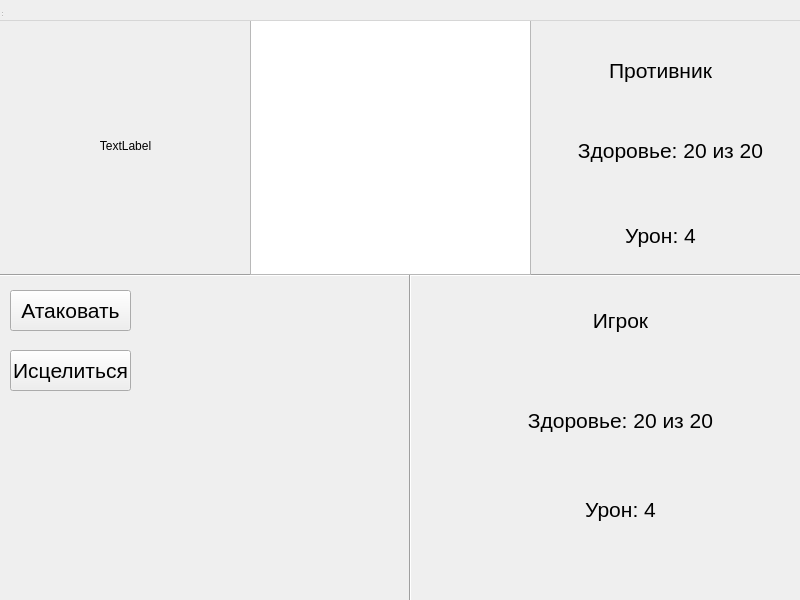
Before: the Qt Designer form game_menu.ui in Roma109/pyqt-project, drawn with Qt 5.
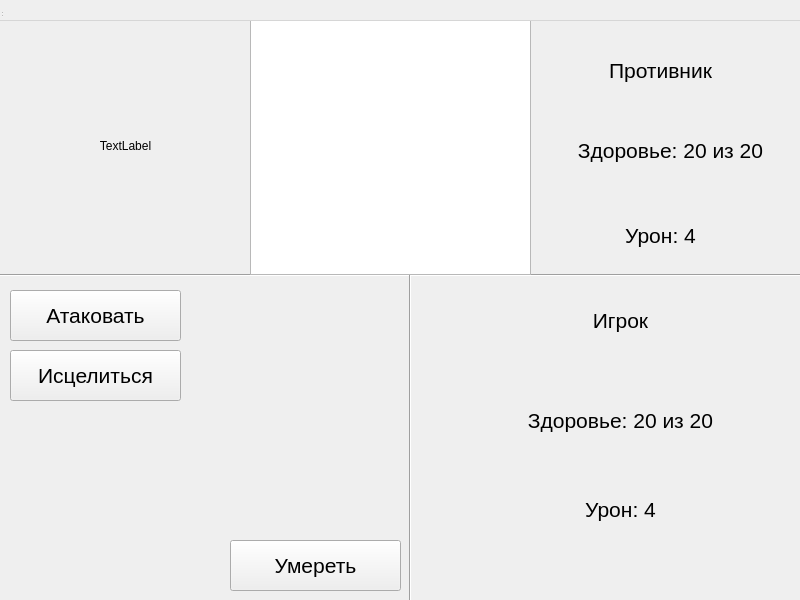
After: the same form once the commit is applied.

```diff
--- a/game_menu.ui
+++ b/game_menu.ui
@@ -10,6 +10,18 @@
     <height>600</height>
    </rect>
   </property>
+  <property name="minimumSize">
+   <size>
+    <width>800</width>
+    <height>600</height>
+   </size>
+  </property>
+  <property name="maximumSize">
+   <size>
+    <width>800</width>
+    <height>600</height>
+   </size>
+  </property>
   <property name="windowTitle">
    <string>MainWindow</string>
   </property>
@@ -22,6 +34,12 @@
      <height>600</height>
     </rect>
    </property>
+   <property name="sizePolicy">
+    <sizepolicy hsizetype="Fixed" vsizetype="Fixed">
+     <horstretch>0</horstretch>
+     <verstretch>0</verstretch>
+    </sizepolicy>
+   </property>
    <widget class="Line" name="line_3">
     <property name="geometry">
      <rect>
@@ -195,10 +213,16 @@
      <rect>
       <x>10</x>
       <y>290</y>
-      <width>121</width>
-      <height>41</height>
+      <width>171</width>
+      <height>51</height>
      </rect>
     </property>
+    <property name="sizePolicy">
+     <sizepolicy hsizetype="Fixed" vsizetype="Fixed">
+      <horstretch>0</horstretch>
+      <verstretch>0</verstretch>
+     </sizepolicy>
+    </property>
     <property name="font">
      <font>
       <family>MS Sans Serif</family>
@@ -214,8 +238,8 @@
      <rect>
       <x>10</x>
       <y>350</y>
-      <width>121</width>
-      <height>41</height>
+      <width>171</width>
+      <height>51</height>
      </rect>
     </property>
     <property name="font">
@@ -244,6 +268,30 @@
      <set>Qt::AlignCenter</set>
     </property>
    </widget>
+   <widget class="QPushButton" name="deathButton">
+    <property name="geometry">
+     <rect>
+      <x>230</x>
+      <y>540</y>
+      <width>171</width>
+      <height>51</height>
+     </rect>
+    </property>
+    <property name="sizePolicy">
+     <sizepolicy hsizetype="Fixed" vsizetype="Fixed">
+      <horstretch>0</horstretch>
+      <verstretch>0</verstretch>
+     </sizepolicy>
+    </property>
+    <property name="font">
+     <font>
+      <pointsize>16</pointsize>
+     </font>
+    </property>
+    <property name="text">
+     <string>Умереть</string>
+    </property>
+   </widget>
   </widget>
   <widget class="QMenuBar" name="menubar">
    <property name="geometry">
```
